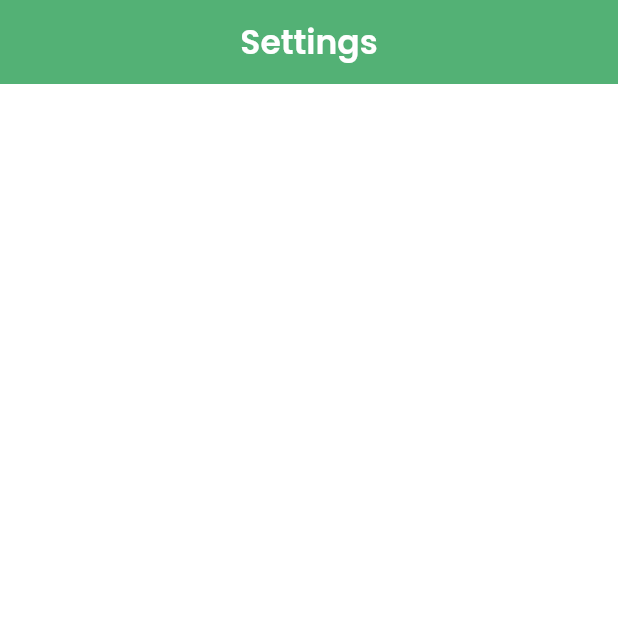
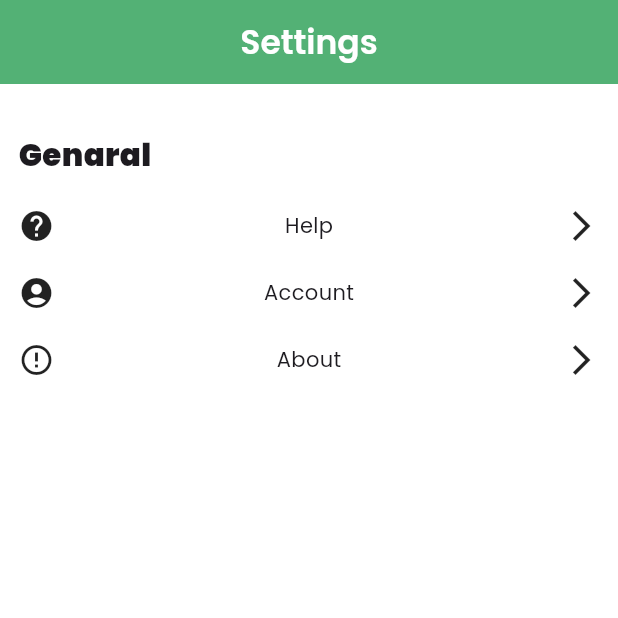
Before and after one commit to shibii787/nectar_admin, a Flutter app: the settingsPage screen opened directly, on a phone screen of 412 x 824 dp, the top half of it. Run offline on Flutter 3.47's test engine with Material 3 defaults, Android fonts, the phone set to English and light mode, and no system bars; our stand-ins replace cloud_firestore, file_picker, firebase_auth, firebase_core, firebase_storage, flutter_riverpod and 5 more; accounts and stored records are empty.

Commit message:
setting page updated

```diff
--- a/lib/app_administration/settings_page.dart
+++ b/lib/app_administration/settings_page.dart
@@ -1,6 +1,10 @@
 import 'package:flutter/cupertino.dart';
 import 'package:flutter/material.dart';
+import 'package:nectar_admin/app_administration/settings/about.dart';
+import 'package:nectar_admin/app_administration/settings/help.dart';
 import 'package:nectar_admin/core/common/colors.dart';
+
+import '../main.dart';
 
 class settingsPage extends StatefulWidget {
   const settingsPage({super.key});
@@ -24,6 +28,67 @@ class _settingsPageState extends State<settingsPage> {
               color: theColors.primaryColor
           ),),
       ),
+      body: Padding(
+        padding:  EdgeInsets.all(w*0.03),
+        child: Column(
+          crossAxisAlignment: CrossAxisAlignment.start,
+          children: [
+            SizedBox(height: w * 0.05),
+            Text("Genaral",
+                style: TextStyle(
+                    fontSize: w* 0.05, fontWeight: FontWeight.w900)),
+            SizedBox(height: w * 0.05),
+            InkWell(
+              onTap: () {
+                Navigator.push(context, MaterialPageRoute(builder: (context) => help(),));
+              },
+              child: Row(
+                mainAxisAlignment: MainAxisAlignment.spaceBetween,
+                children: [
+                  Icon(Icons.help),
+                  Text("Help"),
+                  Row(
+                    children: [
+                      Icon(Icons.arrow_forward_ios)
+                    ],
+                  ),
+                ],
+              ),
+            ),
+            SizedBox(height: w * 0.05),
+        Row(
+          mainAxisAlignment: MainAxisAlignment.spaceBetween,
+          children: [
+            Icon(Icons.account_circle),
+            Text("Account"),
+            Row(
+              children: [
+                Icon(Icons.arrow_forward_ios)
+              ],
+            ),
+          ],
+        ),
+            SizedBox(height: w * 0.05),
+            InkWell(
+              onTap: () {
+                Navigator.push(context, MaterialPageRoute(builder: (context) => about(),));
+              },
+              child: Row(
+          mainAxisAlignment: MainAxisAlignment.spaceBetween,
+          children: [
+              Icon(Icons.error_outline),
+              Text("About"),
+              Row(
+                children: [
+                  Icon(Icons.arrow_forward_ios)
+                ],
+              ),
+        ]
+    ),
+            )
+    ]
+    ),
+      )
     );
   }
 }
--- /dev/null
+++ b/lib/common/image.dart
@@ -0,0 +1,3 @@
+class theimages{
+  static const  banner="lib/images/IMG_20230801_120633 (2).jpg";
+}
--- a/lib/feature/controller/addingController.dart
+++ b/lib/feature/controller/addingController.dart
@@ -36,6 +36,7 @@ final pulsesprovider = StreamProvider((ref) => ref.watch(addController).pulsesSt
 
 // provider function for groceries list
 final groceriesstreamProvider = StreamProvider((ref) => ref.watch(addController).groceriesStreamController());
+
 
 
 class AddController{
--- a/lib/home_withSidebar.dart
+++ b/lib/home_withSidebar.dart
@@ -1,7 +1,7 @@
 import 'package:flutter/cupertino.dart';
 import 'package:flutter/material.dart';
 import 'package:flutter/painting.dart';
-import 'package:nectar_admin/app_administration/bannerPage.dart';
+// import 'package:nectar_admin/app_administration/bannerPage.dart';
 import 'package:nectar_admin/app_administration/users/app_users.dart';
 import 'package:nectar_admin/app_administration/home_page.dart';
 import 'package:nectar_admin/app_administration/users/admin_user_page.dart';
@@ -10,6 +10,7 @@ import 'package:nectar_admin/app_intro/splash.dart';
 import 'package:nectar_admin/core/common/colors.dart';
 import 'package:shared_preferences/shared_preferences.dart';
 
+import 'Banner/banner.dart';
 import 'main.dart';
 
 class homewithSidebar extends StatefulWidget {
@@ -25,7 +26,7 @@ class _homewithSidebarState extends State<homewithSidebar> {
     appUsers(),
     homePage(),
     adminUsers(),
-    bannerPage(),
+    banner(),
     settingsPage()
   ];
 
```
Also changed, not shown: lib/Banner/banner.dart (added, +15 -0 lines), lib/app_administration/bannerPage.dart (deleted, +0 -28 lines), lib/app_administration/settings/about.dart (added, +70 -0 lines), lib/app_administration/settings/help.dart (added, +69 -0 lines), lib/main.dart (+0 -9 lines), pubspec.yaml (+6 -5 lines), lib/images/IMG_20230801_120633 (2).jpg (added), pubspec.lock, 1 other file.
